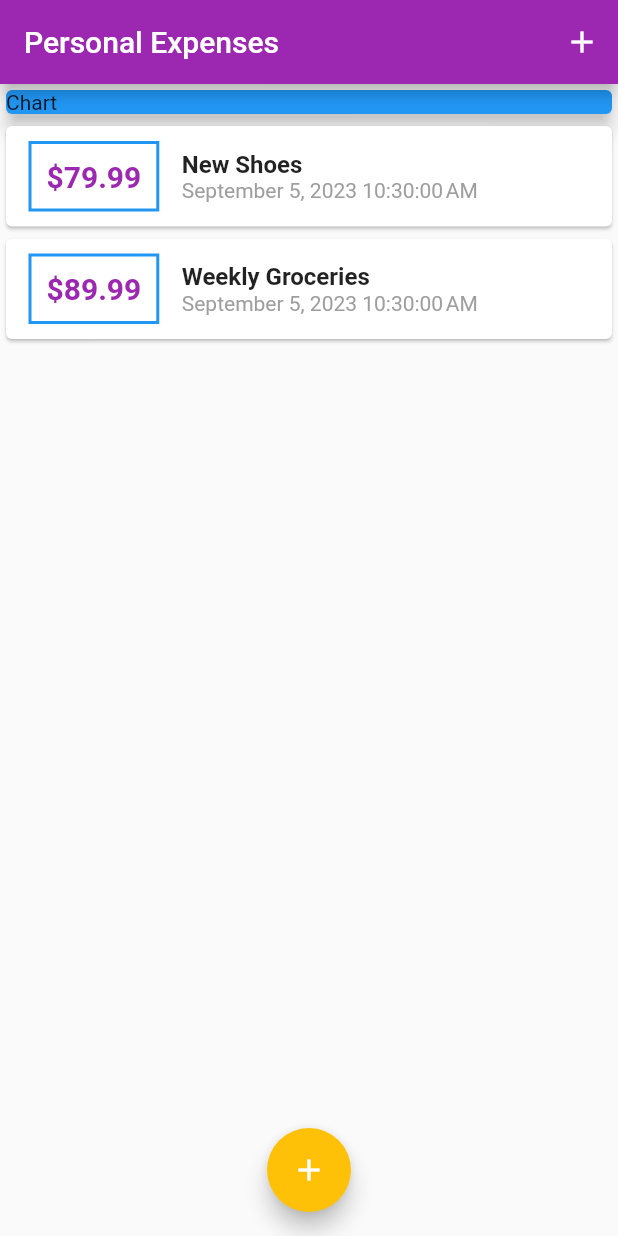
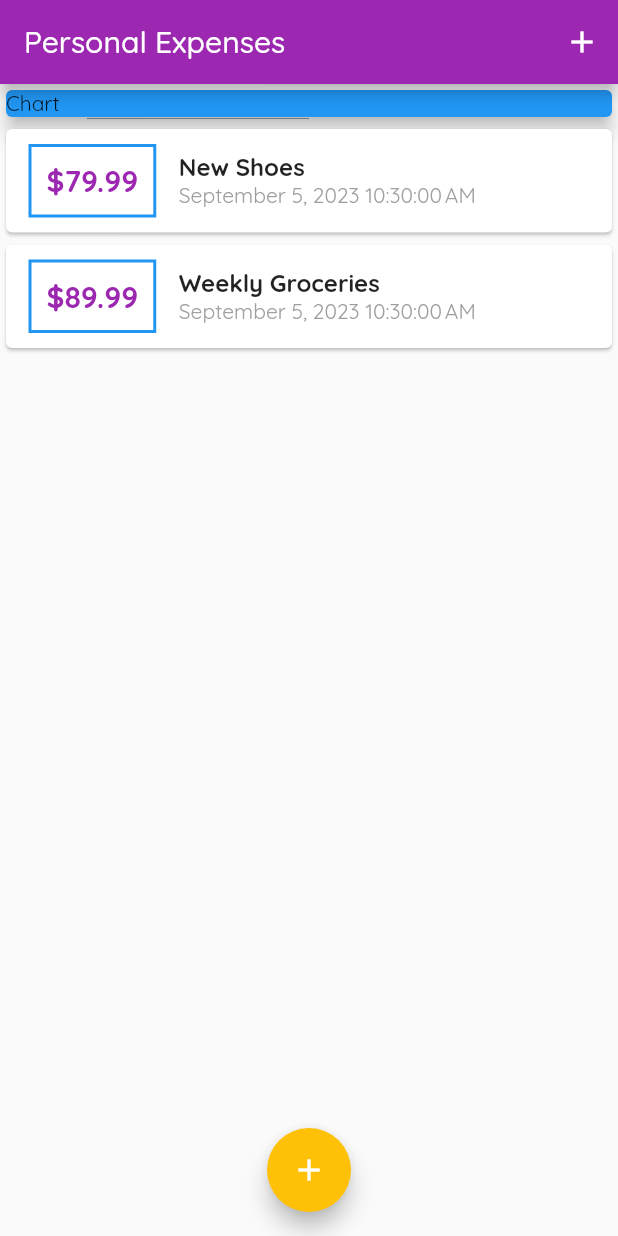
Before and after one commit to FARHADGULL/personal_expenses_app, a Flutter app: the screen it shows after launch, on a phone screen of 412 x 824 dp. Run offline on Flutter 3.47's test engine with Material 2 defaults, Android fonts, the phone set to English and light mode, and no system bars.

Commit message:
Update main.dart

```diff
--- a/lib/main.dart
+++ b/lib/main.dart
@@ -12,12 +12,14 @@ class MyApp extends StatelessWidget {
       debugShowCheckedModeBanner: false,
       title: 'Personal Expenses',
       theme: ThemeData(
-          //primarySwatch: Colors.purple,
-          colorScheme: ColorScheme.fromSwatch(
-        primarySwatch: Colors.purple,
-      ).copyWith(
-        secondary: Colors.amber,
-      )),
+        fontFamily: 'Quicksand',
+        //primarySwatch: Colors.purple,
+        colorScheme: ColorScheme.fromSwatch(
+          primarySwatch: Colors.purple,
+        ).copyWith(
+          secondary: Colors.amber,
+        ),
+      ),
       home: MyHomePage(),
     );
   }
```
